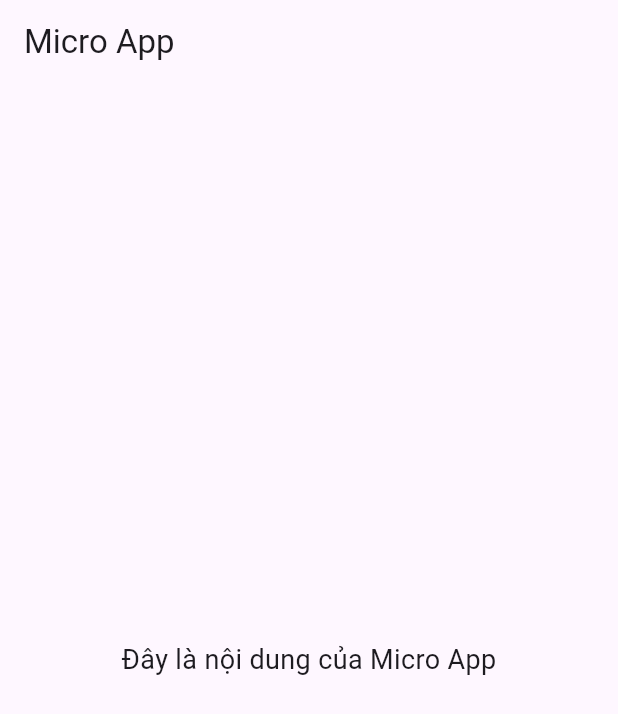
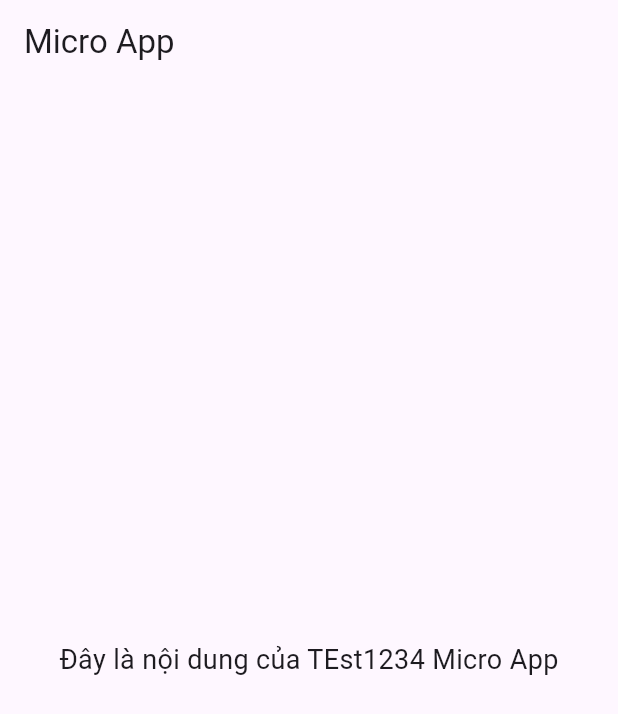
Before and after one commit to TS-Rakitic/test_micro_app, a Flutter app: the screen it shows after launch, on a phone screen of 412 x 824 dp. Shown: the top 714 px of the screen. Run offline on Flutter 3.47's test engine with Material 3 defaults, Android fonts, the phone set to English and light mode, and no system bars.

Commit message:
Update micro_app_widget.dart

```diff
--- a/lib/micro_app_widget.dart
+++ b/lib/micro_app_widget.dart
@@ -11,7 +11,7 @@ class MicroAppWidget extends StatelessWidget {
       ),
       body: const Center(
         child: Text(
-          'Đây là nội dung của Micro App',
+          'Đây là nội dung của TEst1234 Micro App',
           style: TextStyle(fontSize: 18),
         ),
       ),
```
